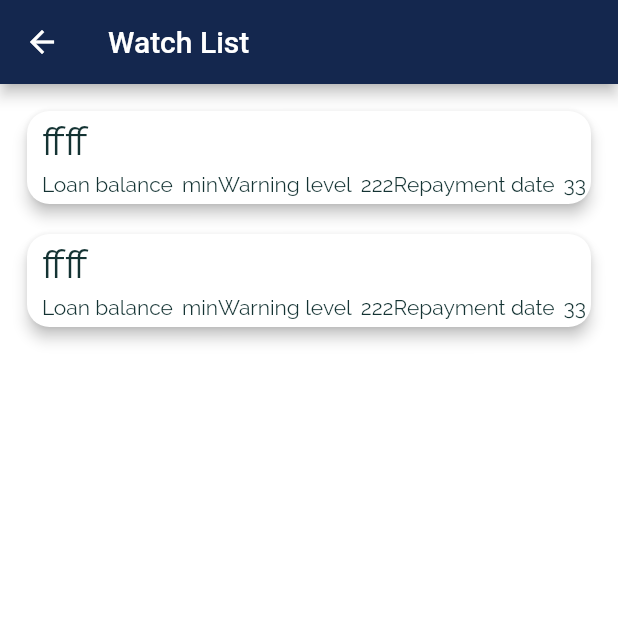
After one commit to YaMaple/X-GUARD, a Flutter app: the WatchListScreen screen opened by its route, on a phone screen of 412 x 824 dp, the top half of it. The commit adds this screen. Run offline on Flutter 3.47's test engine with Material 2 defaults, Android fonts, the phone set to English and light mode, and no system bars; our stand-ins replace charts_flutter, fl_chart, flutter_svg, google_fonts, pdf, printing.

Commit message:
初步完成关注列表_自由调整list_tile高度

```diff
--- a/lib/main.dart
+++ b/lib/main.dart
@@ -4,7 +4,7 @@ import 'dummy_data.dart';
 import 'screens/tabs_screen.dart';
 import 'screens/news_detail_screen.dart';
 import 'screens/news_screen.dart';
-import 'screens/filters_screen.dart';
+import 'screens/watchlist_screen.dart';
 import 'screens/report_screen.dart';
 import 'models/meal.dart';
 import 'screens/login/login_screen.dart';
@@ -76,7 +76,7 @@ class _MyAppState extends State<MyApp> {
         NewsScreen.routeName: (ctx) => NewsScreen(),
         NewsDetailScreen.routeName: (ctx) =>
             NewsDetailScreen(_toggleFavorite, _isMealFavorite),
-        FiltersScreen.routeName: (ctx) => FiltersScreen(),
+        WatchListScreen.routeName: (ctx) => WatchListScreen(),
         LoginScreen.routeName: (ctx) => LoginScreen(),
         SignUpScreen.routeName: (ctx) => SignUpScreen(),
       },
--- a/lib/screens/report_screen.dart
+++ b/lib/screens/report_screen.dart
@@ -3,8 +3,6 @@ import 'dart:math';
 import 'package:flutter/material.dart';
 import 'package:pdf/pdf.dart';
 import 'package:printing/printing.dart';
-import '../dummy_data.dart';
-import '../widgets/category_item.dart';
 import 'dart:async';
 
 import 'package:pdf/widgets.dart' as pw;
--- a/lib/screens/tabs_screen.dart
+++ b/lib/screens/tabs_screen.dart
@@ -4,7 +4,7 @@ import '../widgets/main_drawer.dart';
 import 'algorithm_screen.dart';
 import 'report_screen.dart';
 import '../models/meal.dart';
-import './filters_screen.dart';
+import 'watchlist_screen.dart';
 import 'news_screen.dart';
 
 class TabsScreen extends StatefulWidget {
@@ -33,7 +33,7 @@ class _TabsScreenState extends State<TabsScreen> {
         'title': 'Algorithm',
       },
       {
-        'page': FiltersScreen(),
+        'page': WatchListScreen(),
         'title': 'Filter',
       },
       {
--- /dev/null
+++ b/lib/screens/watchlist_screen.dart
@@ -0,0 +1,121 @@
+import 'package:flutter/material.dart';
+
+class WatchListScreen extends StatelessWidget {
+  static const routeName = '/filters';
+
+  @override
+  Widget build(BuildContext context) {
+    return Scaffold(
+      appBar: AppBar(
+        title: Text('Watch List'),
+        backgroundColor: Color.fromARGB(0xff, 0x14, 0x27, 0x4e),
+      ),
+      body: const MyStatelessWidget(),
+    );
+  }
+}
+
+class CustomListItem extends StatelessWidget {
+  const CustomListItem({
+    Key? key,
+    required this.thumbnail,
+    required this.title,
+    required this.user,
+    required this.viewCount,
+  }) : super(key: key);
+
+  final Widget thumbnail;
+  final String title;
+  final String user;
+  final int viewCount;
+
+  @override
+  Widget build(BuildContext context) {
+    return InkWell(
+      child: Card(
+          shape: RoundedRectangleBorder(
+            borderRadius: BorderRadius.circular(15),
+          ),
+          elevation: 4,
+          margin: EdgeInsets.all(10),
+          child: Column(children: <Widget>[
+            Padding(
+              padding: EdgeInsets.fromLTRB(10, 5, 0, 0),
+              child: Align(
+                alignment: Alignment.centerLeft,
+                child: Text(
+                  "ffff",
+                  style: TextStyle(fontSize: 26),
+                ),
+              ),
+            ),
+            Padding(
+              padding: EdgeInsets.fromLTRB(10, 5, 10, 5),
+              child: Row(
+                mainAxisAlignment: MainAxisAlignment.spaceAround,
+                children: <Widget>[
+                  Row(
+                    children: <Widget>[
+                      Text('Loan balance'),
+                      SizedBox(
+                        width: 6,
+                      ),
+                      Text('min'),
+                    ],
+                  ),
+                  Row(
+                    children: <Widget>[
+                      Text('Warning level'),
+                      SizedBox(
+                        width: 6,
+                      ),
+                      Text('222'),
+                    ],
+                  ),
+                  Row(
+                    children: <Widget>[
+                      Text('Repayment date'),
+                      SizedBox(
+                        width: 6,
+                      ),
+                      Text('33'),
+                    ],
+                  ),
+                ],
+              ),
+            ),
+          ])),
+    );
+  }
+}
+
+/// This is the stateless widget that the main application instantiates.
+class MyStatelessWidget extends StatelessWidget {
+  const MyStatelessWidget({Key? key}) : super(key: key);
+
+  @override
+  Widget build(BuildContext context) {
+    return ListView(
+      padding: const EdgeInsets.all(8.0),
+      // itemExtent: 106.0,
+      children: <CustomListItem>[
+        CustomListItem(
+          user: 'Flutter',
+          viewCount: 999000,
+          thumbnail: Container(
+            decoration: const BoxDecoration(color: Colors.blue),
+          ),
+          title: 'The Flutter YouTube Channel',
+        ),
+        CustomListItem(
+          user: 'Dash',
+          viewCount: 884000,
+          thumbnail: Container(
+            decoration: const BoxDecoration(color: Colors.yellow),
+          ),
+          title: 'Announcing Flutter 1.0',
+        ),
+      ],
+    );
+  }
+}
--- a/lib/widgets/main_drawer.dart
+++ b/lib/widgets/main_drawer.dart
@@ -1,6 +1,6 @@
 import 'package:flutter/material.dart';
 
-import '../screens/filters_screen.dart';
+import '../screens/watchlist_screen.dart';
 
 class MainDrawer extends StatelessWidget {
   Widget buildListTile(String title, IconData icon, Function() tapHandler) {
@@ -47,7 +47,8 @@ class MainDrawer extends StatelessWidget {
             Navigator.of(context).pushReplacementNamed('/');
           }),
           buildListTile('Filters', Icons.settings, () {
-            Navigator.of(context).pushReplacementNamed(FiltersScreen.routeName);
+            Navigator.of(context)
+                .pushReplacementNamed(WatchListScreen.routeName);
           }),
         ],
       ),
```
Also changed, not shown: lib/screens/filters_screen.dart (deleted, +0 -343 lines).
